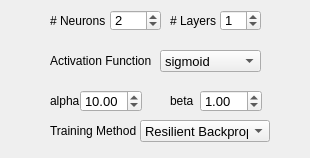
Qt form _AlgorithmsPlugins/OpenCV/paramsMLPRegress.ui (b4silio/MLDemos) before a commit.
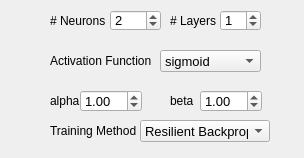
The same form after that commit.

```diff
--- a/_AlgorithmsPlugins/OpenCV/paramsMLPRegress.ui
+++ b/_AlgorithmsPlugins/OpenCV/paramsMLPRegress.ui
@@ -6,7 +6,7 @@
    <rect>
     <x>0</x>
     <y>0</y>
-    <width>310</width>
+    <width>304</width>
     <height>158</height>
    </rect>
   </property>
@@ -56,7 +56,7 @@
     <double>0.100000000000000</double>
    </property>
    <property name="value">
-    <double>10.000000000000000</double>
+    <double>1.000000000000000</double>
    </property>
   </widget>
   <widget class="QLabel" name="label_17">
```
